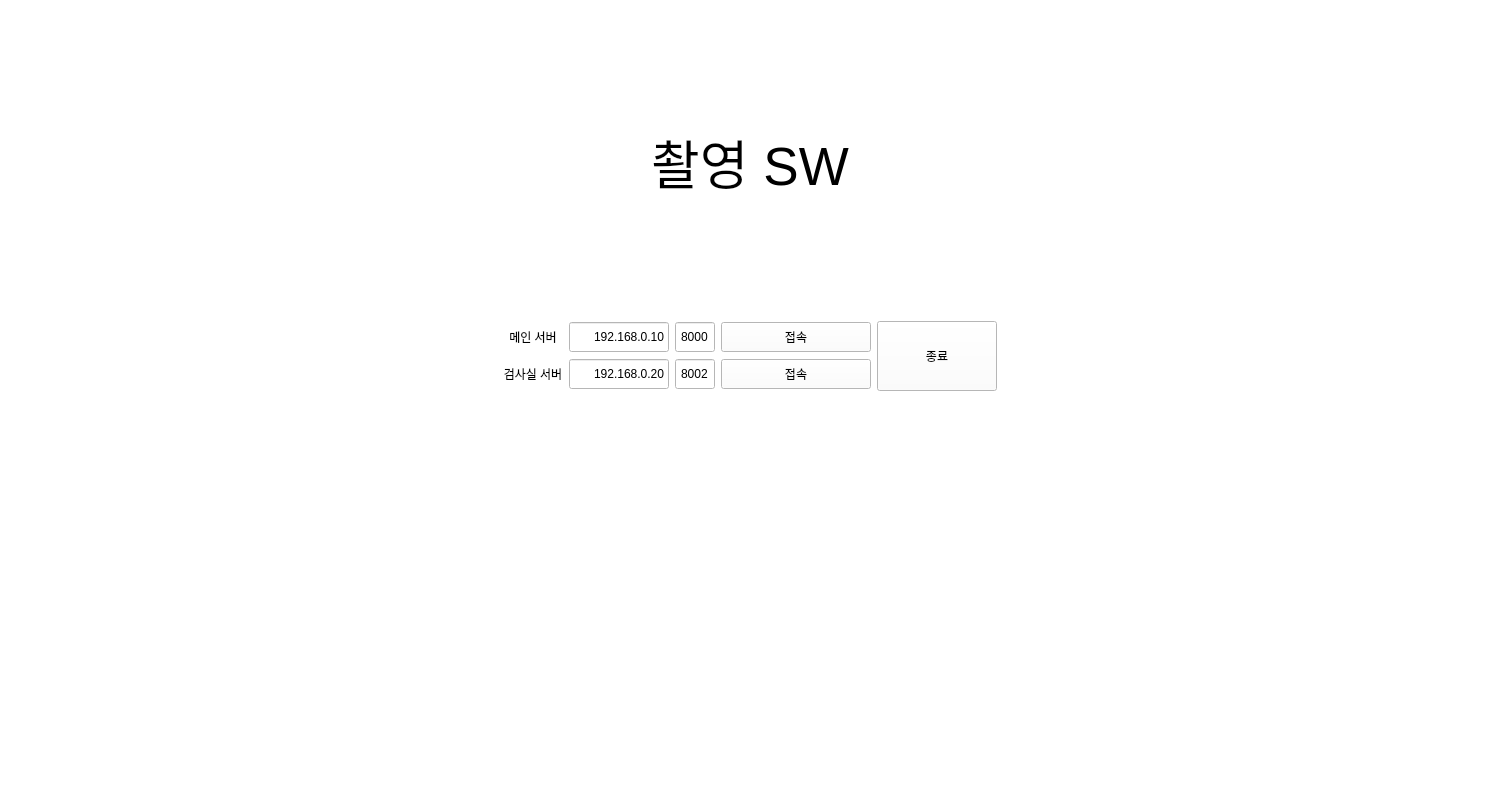
First picture: the form in Project/src/imaging/ImagingSW/mainwindow.ui, repository AndaCondaa/Dental_Imaging_SW_System, before the edit.
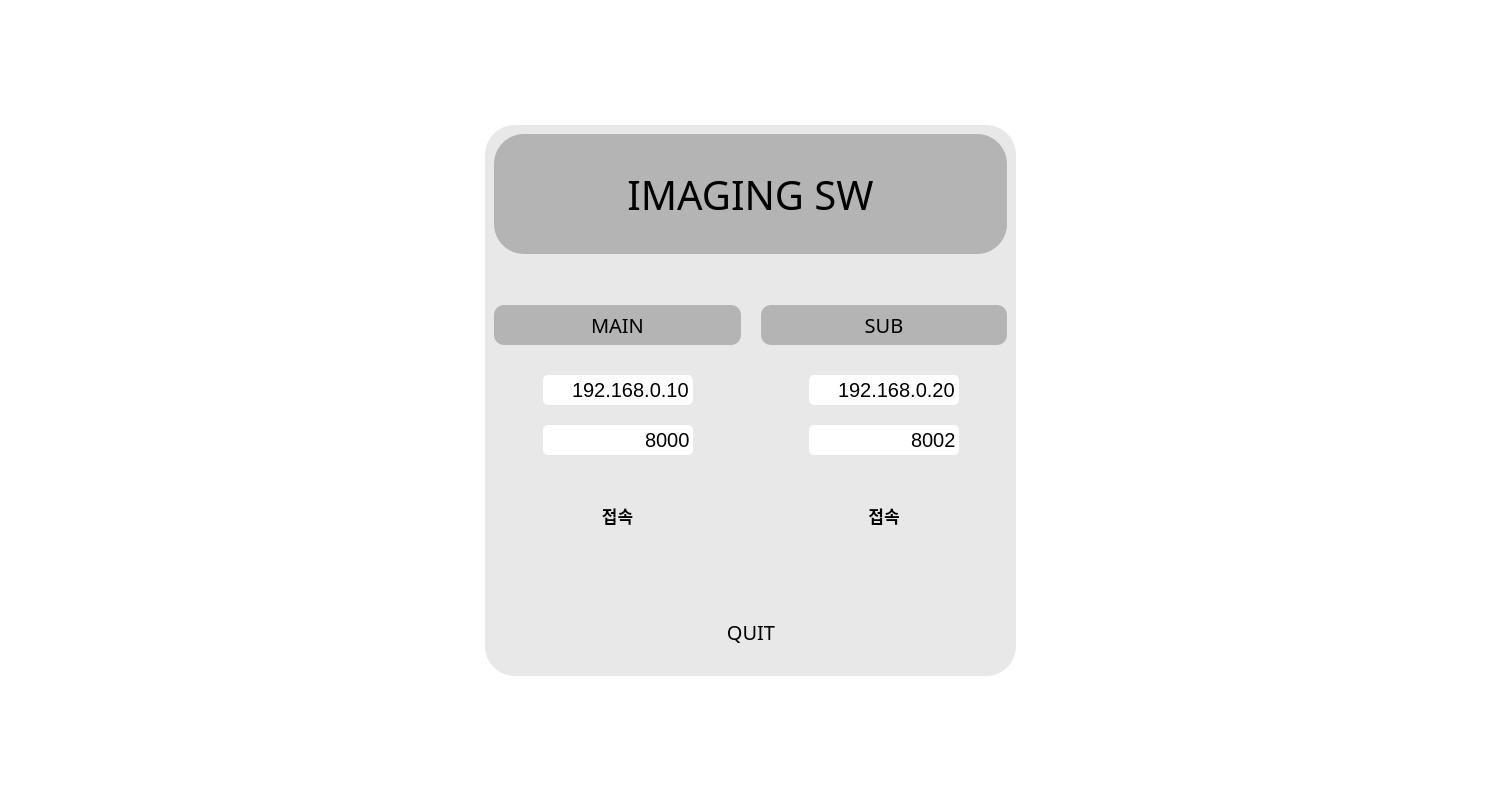
Second picture: the form after the edit.

The edit to the form file:
```diff
--- a/Project/src/imaging/ImagingSW/mainwindow.ui
+++ b/Project/src/imaging/ImagingSW/mainwindow.ui
@@ -54,115 +54,207 @@
     <item row="0" column="0">
      <widget class="QStackedWidget" name="pageStackedWidget">
       <widget class="QWidget" name="logInPage">
-       <layout class="QGridLayout" name="gridLayout">
-        <item row="0" column="0">
-         <layout class="QVBoxLayout" name="verticalLayout_4">
-          <item>
+       <layout class="QGridLayout" name="gridLayout_5">
+        <item row="0" column="1">
            <spacer name="verticalSpacer_2">
             <property name="orientation">
              <enum>Qt::Vertical</enum>
             </property>
-            <property name="sizeType">
-             <enum>QSizePolicy::Minimum</enum>
-            </property>
             <property name="sizeHint" stdset="0">
              <size>
               <width>20</width>
-              <height>100</height>
+            <height>107</height>
              </size>
             </property>
            </spacer>
           </item>
-          <item>
-           <layout class="QHBoxLayout" name="horizontalLayout_5">
-            <item>
-             <spacer name="horizontalSpacer">
+        <item row="1" column="0">
+         <spacer name="horizontalSpacer_5">
               <property name="orientation">
                <enum>Qt::Horizontal</enum>
               </property>
               <property name="sizeHint" stdset="0">
                <size>
-                <width>40</width>
+            <width>467</width>
                 <height>20</height>
                </size>
               </property>
              </spacer>
             </item>
+        <item row="1" column="1">
+         <widget class="QFrame" name="frame">
+          <property name="minimumSize">
+           <size>
+            <width>531</width>
+            <height>551</height>
+           </size>
+          </property>
+          <property name="maximumSize">
+           <size>
+            <width>531</width>
+            <height>551</height>
+           </size>
+          </property>
+          <property name="styleSheet">
+           <string notr="true">background-color: rgb(232, 232, 232);
+border-radius: 30px;</string>
+          </property>
+          <property name="frameShape">
+           <enum>QFrame::StyledPanel</enum>
+          </property>
+          <property name="frameShadow">
+           <enum>QFrame::Raised</enum>
+          </property>
+          <layout class="QGridLayout" name="gridLayout_6">
+           <item row="0" column="0">
+            <layout class="QVBoxLayout" name="verticalLayout_7">
+             <property name="spacing">
+              <number>30</number>
+             </property>
             <item>
-             <layout class="QVBoxLayout" name="verticalLayout_3">
+              <layout class="QVBoxLayout" name="verticalLayout_6">
+               <property name="spacing">
+                <number>20</number>
+               </property>
               <item>
                <widget class="QLabel" name="titleLabel">
+                 <property name="maximumSize">
+                  <size>
+                   <width>16777215</width>
+                   <height>120</height>
+                  </size>
+                 </property>
                 <property name="font">
                  <font>
-                  <pointsize>40</pointsize>
-                 </font>
-                </property>
+                   <family>Arial Black</family>
+                   <pointsize>30</pointsize>
+                  </font>
+                 </property>
+                 <property name="styleSheet">
+                  <string notr="true">background-color: rgb(180, 180, 180);
+border-radius: 30px;
+</string>
+                 </property>
                 <property name="text">
-                 <string>촬영 SW</string>
+                  <string>IMAGING SW</string>
                 </property>
                 <property name="alignment">
                  <set>Qt::AlignCenter</set>
                 </property>
                </widget>
               </item>
-              <item>
-               <spacer name="verticalSpacer">
-                <property name="orientation">
-                 <enum>Qt::Vertical</enum>
-                </property>
-                <property name="sizeType">
-                 <enum>QSizePolicy::Fixed</enum>
-                </property>
-                <property name="sizeHint" stdset="0">
-                 <size>
-                  <width>20</width>
-                  <height>100</height>
-                 </size>
-                </property>
-               </spacer>
-              </item>
               <item>
                <layout class="QHBoxLayout" name="horizontalLayout_4">
                 <item>
-                 <layout class="QVBoxLayout" name="verticalLayout_2">
-                  <item>
-                   <layout class="QHBoxLayout" name="horizontalLayout">
+                  <widget class="QFrame" name="frame_2">
+                   <property name="styleSheet">
+                    <string notr="true">border-radius: 30px;
+</string>
+                   </property>
+                   <property name="frameShape">
+                    <enum>QFrame::StyledPanel</enum>
+                   </property>
+                   <property name="frameShadow">
+                    <enum>QFrame::Raised</enum>
+                   </property>
+                   <layout class="QGridLayout" name="gridLayout">
+                    <property name="leftMargin">
+                     <number>0</number>
+                    </property>
+                    <property name="topMargin">
+                     <number>0</number>
+                    </property>
+                    <property name="rightMargin">
+                     <number>0</number>
+                    </property>
+                    <property name="bottomMargin">
+                     <number>0</number>
+                    </property>
+                    <property name="spacing">
+                     <number>0</number>
+                    </property>
+                    <item row="0" column="0">
+                     <layout class="QVBoxLayout" name="verticalLayout_3">
+                      <property name="spacing">
+                       <number>30</number>
+                      </property>
                     <item>
                      <widget class="QLabel" name="label">
                       <property name="minimumSize">
                        <size>
-                        <width>60</width>
-                        <height>30</height>
+                          <width>150</width>
+                          <height>40</height>
                        </size>
                       </property>
                       <property name="maximumSize">
                        <size>
-                        <width>60</width>
-                        <height>30</height>
-                       </size>
-                      </property>
+                          <width>345345</width>
+                          <height>40</height>
+                         </size>
+                        </property>
+                        <property name="font">
+                         <font>
+                          <family>Arial Black</family>
+                          <pointsize>15</pointsize>
+                         </font>
+                        </property>
+                        <property name="styleSheet">
+                         <string notr="true">background-color: rgb(180, 180, 180);
+border-radius: 10px;
+</string>
+                        </property>
                       <property name="text">
-                       <string>메인 서버</string>
+                         <string>MAIN</string>
                       </property>
                       <property name="alignment">
                        <set>Qt::AlignCenter</set>
                       </property>
                      </widget>
                     </item>
+                      <item>
+                       <layout class="QHBoxLayout" name="horizontalLayout">
+                        <item>
+                         <spacer name="horizontalSpacer">
+                          <property name="orientation">
+                           <enum>Qt::Horizontal</enum>
+                          </property>
+                          <property name="sizeHint" stdset="0">
+                           <size>
+                            <width>13</width>
+                            <height>20</height>
+                           </size>
+                          </property>
+                         </spacer>
+                        </item>
+                        <item>
+                         <layout class="QVBoxLayout" name="verticalLayout_2">
+                          <property name="spacing">
+                           <number>20</number>
+                          </property>
                     <item>
                      <widget class="QLineEdit" name="mainIpEdit">
                       <property name="minimumSize">
                        <size>
-                        <width>100</width>
+                              <width>150</width>
                         <height>30</height>
                        </size>
                       </property>
                       <property name="maximumSize">
                        <size>
-                        <width>100</width>
+                              <width>150</width>
                         <height>30</height>
                        </size>
                       </property>
+                            <property name="font">
+                             <font>
+                              <pointsize>15</pointsize>
+                             </font>
+                            </property>
+                            <property name="styleSheet">
+                             <string notr="true">background-color: rgb(255, 255, 255);
+border-radius: 5px;
+</string>
+                            </property>
                       <property name="text">
                        <string>192.168.0.10</string>
                       </property>
@@ -175,83 +267,197 @@
                      <widget class="QLineEdit" name="mainPortEdit">
                       <property name="minimumSize">
                        <size>
-                        <width>40</width>
+                              <width>150</width>
                         <height>30</height>
                        </size>
                       </property>
                       <property name="maximumSize">
                        <size>
-                        <width>40</width>
+                              <width>150</width>
                         <height>30</height>
                        </size>
                       </property>
+                            <property name="font">
+                             <font>
+                              <pointsize>15</pointsize>
+                             </font>
+                            </property>
+                            <property name="styleSheet">
+                             <string notr="true">background-color: rgb(255, 255, 255);
+border-radius: 5px;
+</string>
+                            </property>
                       <property name="text">
                        <string>8000</string>
                       </property>
                       <property name="alignment">
-                       <set>Qt::AlignCenter</set>
-                      </property>
-                     </widget>
+                             <set>Qt::AlignRight|Qt::AlignTrailing|Qt::AlignVCenter</set>
+                            </property>
+                           </widget>
+                          </item>
+                         </layout>
+                        </item>
+                        <item>
+                         <spacer name="horizontalSpacer_2">
+                          <property name="orientation">
+                           <enum>Qt::Horizontal</enum>
+                          </property>
+                          <property name="sizeHint" stdset="0">
+                           <size>
+                            <width>13</width>
+                            <height>20</height>
+                           </size>
+                          </property>
+                         </spacer>
+                        </item>
+                       </layout>
                     </item>
                     <item>
                      <widget class="QPushButton" name="mainConnectButton">
+                        <property name="enabled">
+                         <bool>true</bool>
+                        </property>
                       <property name="minimumSize">
                        <size>
                         <width>0</width>
-                        <height>30</height>
+                          <height>50</height>
                        </size>
                       </property>
                       <property name="maximumSize">
                        <size>
                         <width>16777215</width>
-                        <height>30</height>
-                       </size>
-                      </property>
+                          <height>40</height>
+                         </size>
+                        </property>
+                        <property name="font">
+                         <font>
+                          <pointsize>13</pointsize>
+                          <bold>true</bold>
+                         </font>
+                        </property>
+                        <property name="styleSheet">
+                         <string notr="true"/>
+                        </property>
                       <property name="text">
                        <string>접속</string>
                       </property>
                      </widget>
                     </item>
                    </layout>
+                    </item>
+                   </layout>
+                  </widget>
+                 </item>
+                 <item>
+                  <widget class="QFrame" name="frame_4">
+                   <property name="styleSheet">
+                    <string notr="true">border-radius: 30px;
+</string>
+                   </property>
+                   <property name="frameShape">
+                    <enum>QFrame::StyledPanel</enum>
+                   </property>
+                   <property name="frameShadow">
+                    <enum>QFrame::Raised</enum>
+                   </property>
+                   <layout class="QGridLayout" name="gridLayout_4">
+                    <property name="leftMargin">
+                     <number>0</number>
+                    </property>
+                    <property name="topMargin">
+                     <number>0</number>
+                    </property>
+                    <property name="rightMargin">
+                     <number>0</number>
+                    </property>
+                    <property name="bottomMargin">
+                     <number>0</number>
+                    </property>
+                    <property name="spacing">
+                     <number>0</number>
+                    </property>
+                    <item row="0" column="0">
+                     <layout class="QVBoxLayout" name="verticalLayout_4">
+                      <property name="spacing">
+                       <number>30</number>
+                      </property>
+                      <item>
+                       <widget class="QLabel" name="label_3">
+                        <property name="minimumSize">
+                         <size>
+                          <width>150</width>
+                          <height>40</height>
+                         </size>
+                        </property>
+                        <property name="maximumSize">
+                         <size>
+                          <width>16777215</width>
+                          <height>40</height>
+                         </size>
+                        </property>
+                        <property name="font">
+                         <font>
+                          <family>Arial Black</family>
+                          <pointsize>15</pointsize>
+                         </font>
+                        </property>
+                        <property name="styleSheet">
+                         <string notr="true">background-color: rgb(180, 180, 180);
+border-radius: 10px;
+</string>
+                        </property>
+                        <property name="text">
+                         <string>SUB</string>
+                        </property>
+                        <property name="alignment">
+                         <set>Qt::AlignCenter</set>
+                        </property>
+                       </widget>
                   </item>
                   <item>
                    <layout class="QHBoxLayout" name="horizontalLayout_3">
                     <item>
-                     <widget class="QLabel" name="label_2">
-                      <property name="minimumSize">
-                       <size>
-                        <width>60</width>
-                        <height>30</height>
-                       </size>
-                      </property>
-                      <property name="maximumSize">
+                         <spacer name="horizontalSpacer_3">
+                          <property name="orientation">
+                           <enum>Qt::Horizontal</enum>
+                          </property>
+                          <property name="sizeHint" stdset="0">
                        <size>
-                        <width>60</width>
-                        <height>30</height>
-                       </size>
-                      </property>
-                      <property name="text">
-                       <string>검사실 서버</string>
-                      </property>
-                      <property name="alignment">
-                       <set>Qt::AlignCenter</set>
-                      </property>
-                     </widget>
-                    </item>
+                            <width>13</width>
+                            <height>20</height>
+                           </size>
+                          </property>
+                         </spacer>
+                        </item>
+                        <item>
+                         <layout class="QVBoxLayout" name="verticalLayout_5">
+                          <property name="spacing">
+                           <number>20</number>
+                          </property>
                     <item>
                      <widget class="QLineEdit" name="subIpEdit">
                       <property name="minimumSize">
                        <size>
-                        <width>100</width>
+                              <width>150</width>
                         <height>30</height>
                        </size>
                       </property>
                       <property name="maximumSize">
                        <size>
-                        <width>100</width>
+                              <width>150</width>
                         <height>30</height>
                        </size>
                       </property>
+                            <property name="font">
+                             <font>
+                              <pointsize>15</pointsize>
+                             </font>
+                            </property>
+                            <property name="styleSheet">
+                             <string notr="true">background-color: rgb(255, 255, 255);
+border-radius: 5px;
+</string>
+                            </property>
                       <property name="text">
                        <string>192.168.0.20</string>
                       </property>
@@ -264,38 +470,77 @@
                      <widget class="QLineEdit" name="subPortEdit">
                       <property name="minimumSize">
                        <size>
-                        <width>40</width>
+                              <width>150</width>
                         <height>30</height>
                        </size>
                       </property>
                       <property name="maximumSize">
                        <size>
-                        <width>40</width>
+                              <width>150</width>
                         <height>30</height>
                        </size>
                       </property>
+                            <property name="font">
+                             <font>
+                              <pointsize>15</pointsize>
+                             </font>
+                            </property>
+                            <property name="styleSheet">
+                             <string notr="true">background-color: rgb(255, 255, 255);
+border-radius: 5px;
+</string>
+                            </property>
                       <property name="text">
                        <string>8002</string>
                       </property>
                       <property name="alignment">
-                       <set>Qt::AlignCenter</set>
-                      </property>
-                     </widget>
+                             <set>Qt::AlignRight|Qt::AlignTrailing|Qt::AlignVCenter</set>
+                            </property>
+                           </widget>
+                          </item>
+                         </layout>
+                        </item>
+                        <item>
+                         <spacer name="horizontalSpacer_4">
+                          <property name="orientation">
+                           <enum>Qt::Horizontal</enum>
+                          </property>
+                          <property name="sizeHint" stdset="0">
+                           <size>
+                            <width>13</width>
+                            <height>20</height>
+                           </size>
+                          </property>
+                         </spacer>
+                        </item>
+                       </layout>
                     </item>
                     <item>
                      <widget class="QPushButton" name="subConnectButton">
+                        <property name="enabled">
+                         <bool>true</bool>
+                        </property>
                       <property name="minimumSize">
                        <size>
                         <width>0</width>
-                        <height>30</height>
+                          <height>50</height>
                        </size>
                       </property>
                       <property name="maximumSize">
                        <size>
                         <width>16777215</width>
-                        <height>30</height>
-                       </size>
-                      </property>
+                          <height>40</height>
+                         </size>
+                        </property>
+                        <property name="font">
+                         <font>
+                          <pointsize>13</pointsize>
+                          <bold>true</bold>
+                         </font>
+                        </property>
+                        <property name="styleSheet">
+                         <string notr="true"/>
+                        </property>
                       <property name="text">
                        <string>접속</string>
                       </property>
@@ -304,32 +549,57 @@
                    </layout>
                   </item>
                  </layout>
+                  </widget>
+                 </item>
+                </layout>
+               </item>
+              </layout>
+             </item>
+             <item>
+              <layout class="QHBoxLayout" name="horizontalLayout_5">
+               <item>
+                <spacer name="horizontalSpacer_7">
+                 <property name="orientation">
+                  <enum>Qt::Horizontal</enum>
+                 </property>
+                 <property name="sizeHint" stdset="0">
+                  <size>
+                   <width>40</width>
+                   <height>20</height>
+                  </size>
+                 </property>
+                </spacer>
                 </item>
                 <item>
                  <widget class="QPushButton" name="quitButton">
                   <property name="minimumSize">
                    <size>
-                    <width>120</width>
+                   <width>200</width>
                     <height>70</height>
                    </size>
                   </property>
                   <property name="maximumSize">
                    <size>
-                    <width>120</width>
+                   <width>400</width>
                     <height>70</height>
                    </size>
                   </property>
+                 <property name="font">
+                  <font>
+                   <family>Arial Black</family>
+                   <pointsize>15</pointsize>
+                  </font>
+                 </property>
+                 <property name="styleSheet">
+                  <string notr="true"/>
+                 </property>
                   <property name="text">
-                   <string>종료</string>
+                  <string>QUIT</string>
                   </property>
                  </widget>
                 </item>
-               </layout>
-              </item>
-             </layout>
-            </item>
             <item>
-             <spacer name="horizontalSpacer_2">
+                <spacer name="horizontalSpacer_8">
               <property name="orientation">
                <enum>Qt::Horizontal</enum>
               </property>
@@ -343,23 +613,36 @@
             </item>
            </layout>
           </item>
-          <item>
+            </layout>
+           </item>
+          </layout>
+         </widget>
+        </item>
+        <item row="1" column="2">
+         <spacer name="horizontalSpacer_6">
+          <property name="orientation">
+           <enum>Qt::Horizontal</enum>
+          </property>
+          <property name="sizeHint" stdset="0">
+           <size>
+            <width>466</width>
+            <height>20</height>
+           </size>
+          </property>
+         </spacer>
+        </item>
+        <item row="2" column="1">
            <spacer name="verticalSpacer_3">
             <property name="orientation">
              <enum>Qt::Vertical</enum>
             </property>
-            <property name="sizeType">
-             <enum>QSizePolicy::Preferred</enum>
-            </property>
             <property name="sizeHint" stdset="0">
              <size>
               <width>20</width>
-              <height>400</height>
+            <height>106</height>
              </size>
             </property>
            </spacer>
-          </item>
-         </layout>
         </item>
        </layout>
       </widget>
```
Lines whose indentation alone changed are shown as unchanged.
